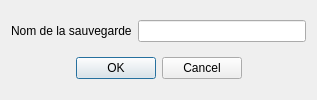
First picture: the form in Save.ui, repository CDZo/Project-Takuzu, before the edit.
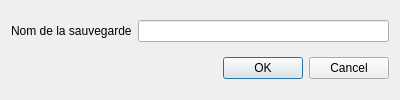
Second picture: the form after the edit.

The edit to the form file:
```diff
--- a/Save.ui
+++ b/Save.ui
@@ -6,7 +6,7 @@
    <rect>
     <x>0</x>
     <y>0</y>
-    <width>317</width>
+    <width>400</width>
     <height>100</height>
    </rect>
   </property>
@@ -50,9 +50,6 @@
      <property name="standardButtons">
       <set>QDialogButtonBox::Cancel|QDialogButtonBox::Ok</set>
      </property>
-     <property name="centerButtons">
-      <bool>true</bool>
-     </property>
     </widget>
    </item>
   </layout>
```
Left out of the diff: 37 changed lines with no effect on the pictures.
